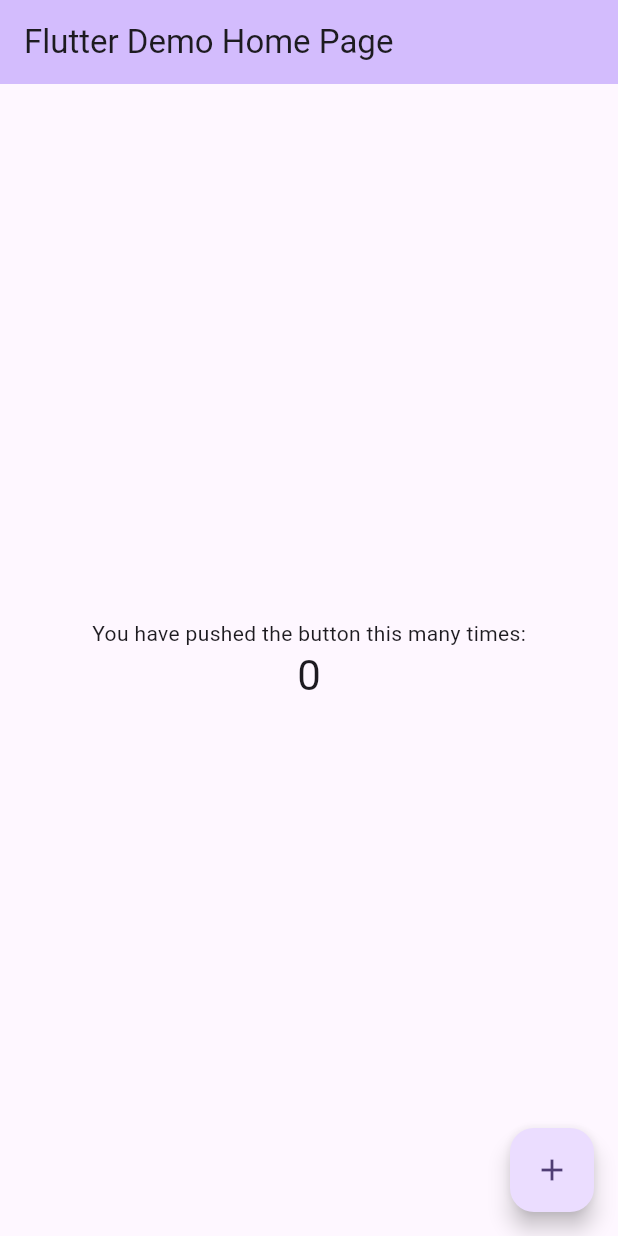
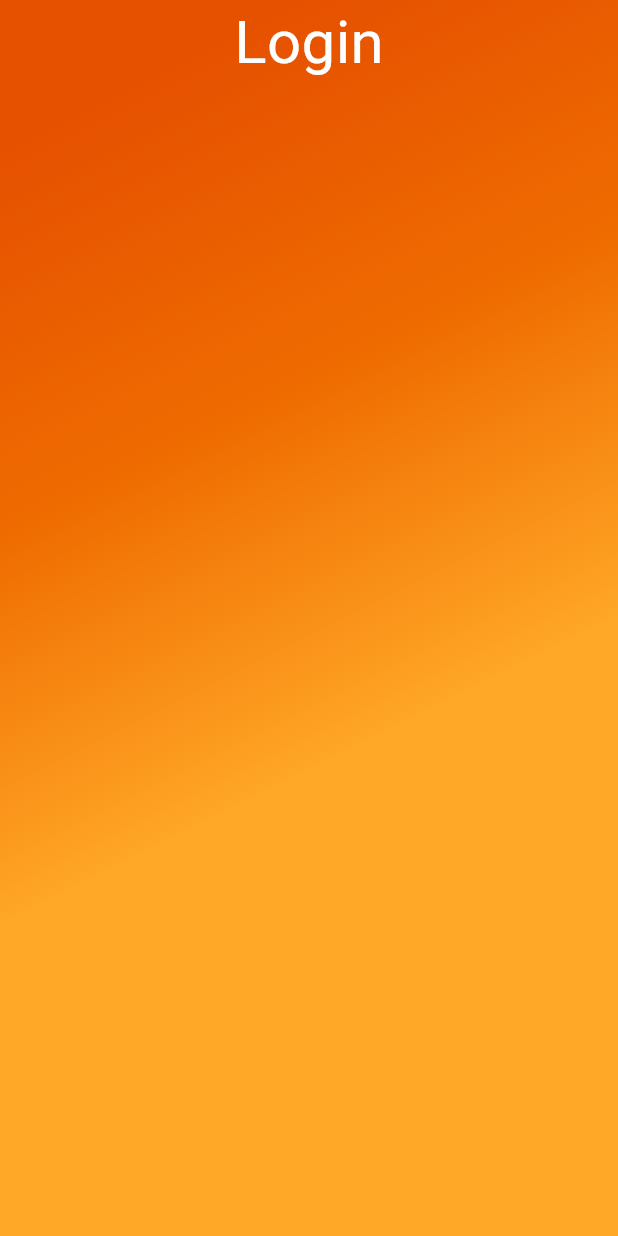
Before and after one commit to mcmanjitha/Fuel_pass_system, a Flutter app: the screen it shows after launch, on a phone screen of 412 x 824 dp. Run offline on Flutter 3.47's test engine with Material 3 defaults, Android fonts, the phone set to English and light mode, and no system bars.

Commit message:
started login page

```diff
--- a/fuel_app/lib/main.dart
+++ b/fuel_app/lib/main.dart
@@ -1,125 +1,35 @@
 import 'package:flutter/material.dart';
 
-void main() {
-  runApp(const MyApp());
-}
+void main() => runApp(const MaterialApp(
+      debugShowCheckedModeBanner: false,
+      home: HomePage(),
+    ));
 
-class MyApp extends StatelessWidget {
-  const MyApp({super.key});
+class HomePage extends StatelessWidget {
+  const HomePage({super.key});
 
   // This widget is the root of your application.
   @override
   Widget build(BuildContext context) {
-    return MaterialApp(
-      title: 'Flutter Demo',
-      theme: ThemeData(
-        // This is the theme of your application.
-        //
-        // TRY THIS: Try running your application with "flutter run". You'll see
-        // the application has a purple toolbar. Then, without quitting the app,
-        // try changing the seedColor in the colorScheme below to Colors.green
-        // and then invoke "hot reload" (save your changes or press the "hot
-        // reload" button in a Flutter-supported IDE, or press "r" if you used
-        // the command line to start the app).
-        //
-        // Notice that the counter didn't reset back to zero; the application
-        // state is not lost during the reload. To reset the state, use hot
-        // restart instead.
-        //
-        // This works for code too, not just values: Most code changes can be
-        // tested with just a hot reload.
-        colorScheme: ColorScheme.fromSeed(seedColor: Colors.deepPurple),
-        useMaterial3: true,
+    return Scaffold(
+      body: Container(
+        width: double.infinity,
+        decoration: BoxDecoration(
+          gradient: LinearGradient(begin: Alignment.topCenter, colors: [
+            Colors.orange.shade900,
+            Colors.orange.shade800,
+            Colors.orange.shade400
+          ]),
+        ),
+        child: const Column(
+          children: <Widget>[
+            Text(
+              "Login",
+              style: TextStyle(color: Colors.white, fontSize: 40),
+            )
+          ],
+        ),
       ),
-      home: const MyHomePage(title: 'Flutter Demo Home Page'),
     );
   }
 }
-
-class MyHomePage extends StatefulWidget {
-  const MyHomePage({super.key, required this.title});
-
-  // This widget is the home page of your application. It is stateful, meaning
-  // that it has a State object (defined below) that contains fields that affect
-  // how it looks.
-
-  // This class is the configuration for the state. It holds the values (in this
-  // case the title) provided by the parent (in this case the App widget) and
-  // used by the build method of the State. Fields in a Widget subclass are
-  // always marked "final".
-
-  final String title;
-
-  @override
-  State<MyHomePage> createState() => _MyHomePageState();
-}
-
-class _MyHomePageState extends State<MyHomePage> {
-  int _counter = 0;
-
-  void _incrementCounter() {
-    setState(() {
-      // This call to setState tells the Flutter framework that something has
-      // changed in this State, which causes it to rerun the build method below
-      // so that the display can reflect the updated values. If we changed
-      // _counter without calling setState(), then the build method would not be
-      // called again, and so nothing would appear to happen.
-      _counter++;
-    });
-  }
-
-  @override
-  Widget build(BuildContext context) {
-    // This method is rerun every time setState is called, for instance as done
-    // by the _incrementCounter method above.
-    //
-    // The Flutter framework has been optimized to make rerunning build methods
-    // fast, so that you can just rebuild anything that needs updating rather
-    // than having to individually change instances of widgets.
-    return Scaffold(
-      appBar: AppBar(
-        // TRY THIS: Try changing the color here to a specific color (to
-        // Colors.amber, perhaps?) and trigger a hot reload to see the AppBar
-        // change color while the other colors stay the same.
-        backgroundColor: Theme.of(context).colorScheme.inversePrimary,
-        // Here we take the value from the MyHomePage object that was created by
-        // the App.build method, and use it to set our appbar title.
-        title: Text(widget.title),
-      ),
-      body: Center(
-        // Center is a layout widget. It takes a single child and positions it
-        // in the middle of the parent.
-        child: Column(
-          // Column is also a layout widget. It takes a list of children and
-          // arranges them vertically. By default, it sizes itself to fit its
-          // children horizontally, and tries to be as tall as its parent.
-          //
-          // Column has various properties to control how it sizes itself and
-          // how it positions its children. Here we use mainAxisAlignment to
-          // center the children vertically; the main axis here is the vertical
-          // axis because Columns are vertical (the cross axis would be
-          // horizontal).
-          //
-          // TRY THIS: Invoke "debug painting" (choose the "Toggle Debug Paint"
-          // action in the IDE, or press "p" in the console), to see the
-          // wireframe for each widget.
-          mainAxisAlignment: MainAxisAlignment.center,
-          children: <Widget>[
-            const Text(
-              'You have pushed the button this many times:',
-            ),
-            Text(
-              '$_counter',
-              style: Theme.of(context).textTheme.headlineMedium,
-            ),
-          ],
-        ),
-      ),
-      floatingActionButton: FloatingActionButton(
-        onPressed: _incrementCounter,
-        tooltip: 'Increment',
-        child: const Icon(Icons.add),
-      ), // This trailing comma makes auto-formatting nicer for build methods.
-    );
-  }
-}
```
